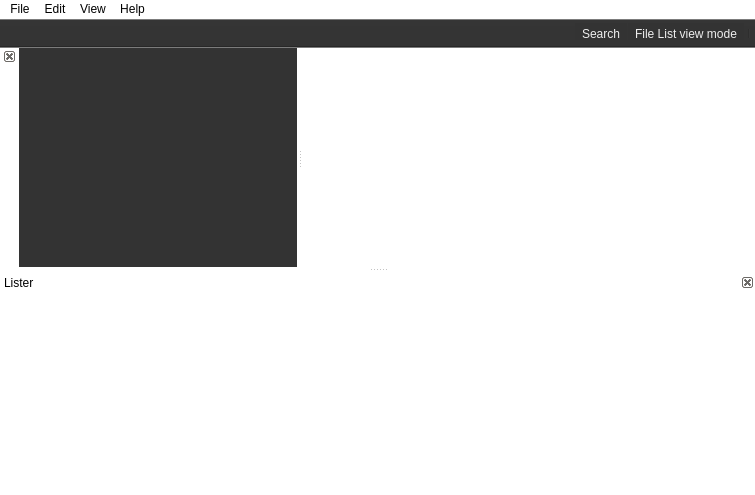
First picture: the form in FileExplorer/mainwindow.ui, repository xytraguptor/evalintroprog, before the edit.
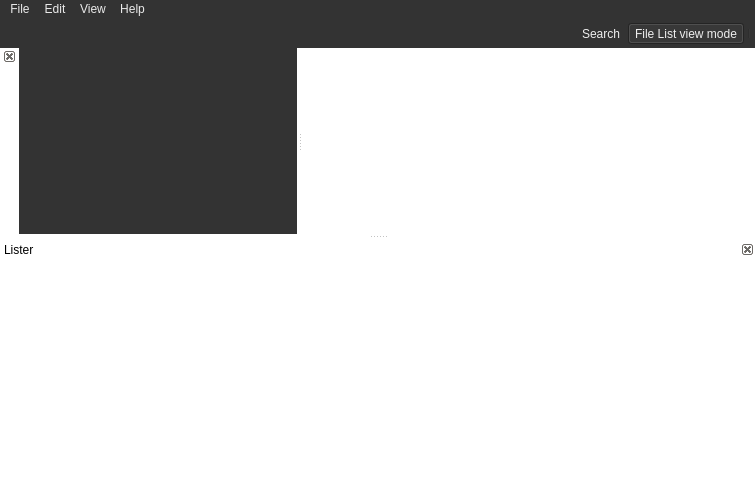
Second picture: the form after the edit. Icons and pictures are not drawn.

The edit to the form file:
```diff
--- a/FileExplorer/mainwindow.ui
+++ b/FileExplorer/mainwindow.ui
@@ -34,11 +34,32 @@
        <enum>QFrame::Plain</enum>
       </property>
       <property name="selectionMode">
-       <enum>QAbstractItemView::MultiSelection</enum>
+       <enum>QAbstractItemView::ExtendedSelection</enum>
+      </property>
+      <property name="textElideMode">
+       <enum>Qt::ElideNone</enum>
+      </property>
+      <property name="isWrapping" stdset="0">
+       <bool>false</bool>
+      </property>
+      <property name="resizeMode">
+       <enum>QListView::Adjust</enum>
+      </property>
+      <property name="layoutMode">
+       <enum>QListView::SinglePass</enum>
+      </property>
+      <property name="spacing">
+       <number>5</number>
       </property>
       <property name="viewMode">
        <enum>QListView::IconMode</enum>
       </property>
+      <property name="uniformItemSizes">
+       <bool>true</bool>
+      </property>
+      <property name="wordWrap">
+       <bool>true</bool>
+      </property>
      </widget>
     </item>
    </layout>
@@ -52,6 +73,16 @@
      <height>21</height>
     </rect>
    </property>
+   <property name="contextMenuPolicy">
+    <enum>Qt::PreventContextMenu</enum>
+   </property>
+   <property name="autoFillBackground">
+    <bool>false</bool>
+   </property>
+   <property name="styleSheet">
+    <string notr="true">background-color: rgb(51, 51, 51);
+color: rgb(234, 234, 234);</string>
+   </property>
    <widget class="QMenu" name="menuFile">
     <property name="title">
      <string>File</string>
@@ -89,6 +120,8 @@
    </property>
    <property name="styleSheet">
     <string notr="true">background-color: rgb(51, 51, 51);
+border-bottom-color: rgb(0, 0, 0);
+border-color: rgb(0, 170, 255);
 color: rgb(238, 238, 238);</string>
    </property>
    <property name="movable">
@@ -209,10 +242,21 @@
    </property>
    <property name="minimumSize">
     <size>
-     <width>56</width>
+     <width>89</width>
      <height>200</height>
     </size>
    </property>
+   <property name="autoFillBackground">
+    <bool>false</bool>
+   </property>
+   <property name="styleSheet">
+    <string notr="true">
+border-bottom-color: rgb(85, 255, 127);
+border-top-color: rgb(0, 85, 255);
+gridline-color: rgb(255, 170, 255);
+border-top-color: rgb(255, 170, 127);
+alternate-background-color: rgb(255, 255, 127);</string>
+   </property>
    <property name="features">
     <set>QDockWidget::DockWidgetClosable</set>
    </property>
@@ -225,7 +269,20 @@
    <attribute name="dockWidgetArea">
     <number>8</number>
    </attribute>
-   <widget class="QWidget" name="dockWidgetContents_12"/>
+   <widget class="QWidget" name="dockWidgetContents_12">
+    <layout class="QGridLayout" name="gridLayout_3">
+     <item row="0" column="0">
+      <widget class="QTextEdit" name="textEdit">
+       <property name="frameShape">
+        <enum>QFrame::NoFrame</enum>
+       </property>
+       <property name="frameShadow">
+        <enum>QFrame::Plain</enum>
+       </property>
+      </widget>
+     </item>
+    </layout>
+   </widget>
   </widget>
   <action name="action_Search">
    <property name="text">
@@ -278,6 +335,9 @@
    <property name="checkable">
     <bool>true</bool>
    </property>
+   <property name="checked">
+    <bool>true</bool>
+   </property>
    <property name="icon">
     <iconset resource="resources.qrc">
      <normaloff>:/ico/Resources/wlistp-16.png</normaloff>
```
Left out of the diff: 7 changed lines with no effect on the pictures.
